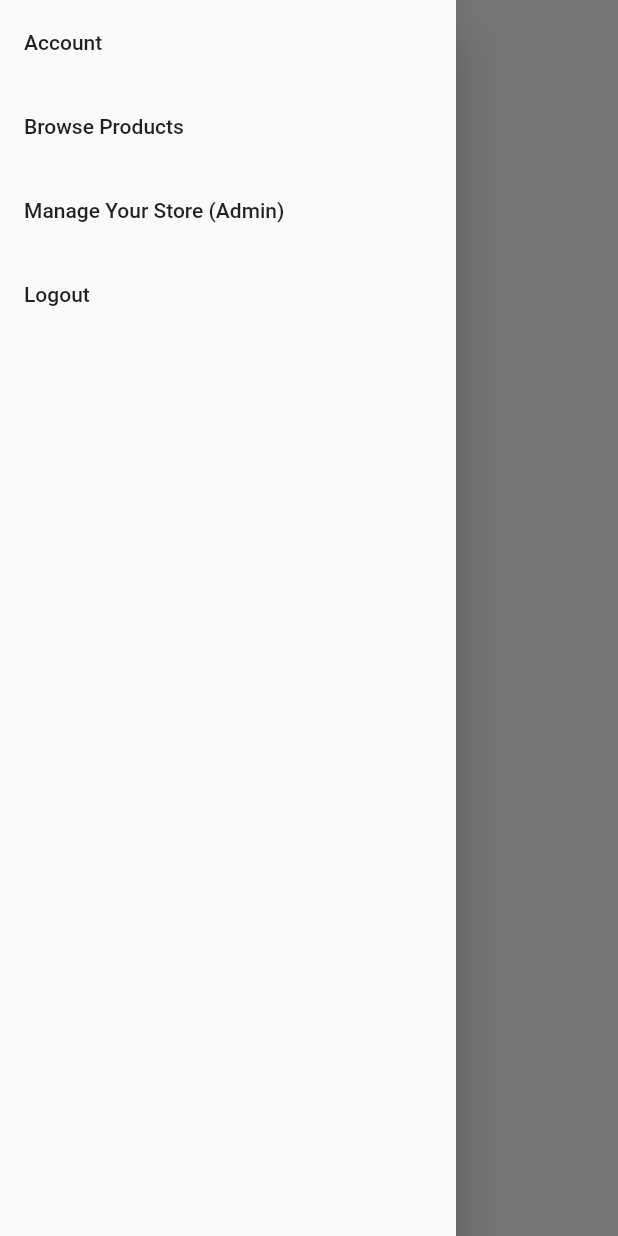
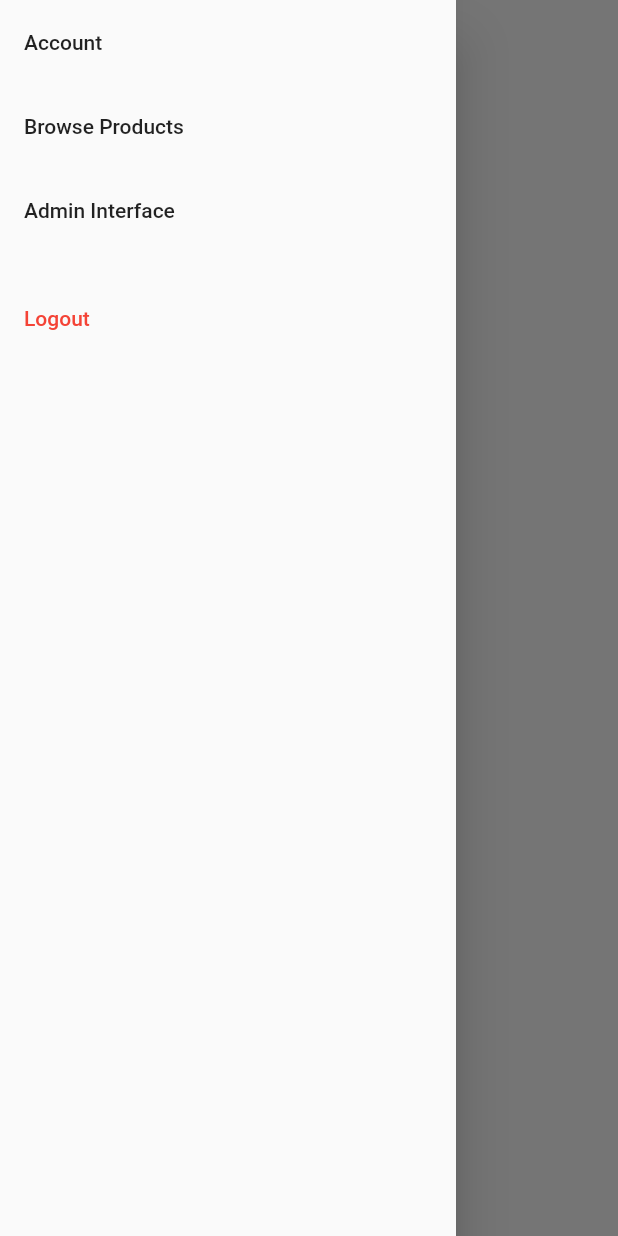
Before and after one commit to ibrahimelnemr/flagak-flutter-app, a Flutter app: the AccountView screen opened by its route, with the side drawer open, on a phone screen of 412 x 824 dp. Run offline on Flutter 3.47's test engine with Material 2 defaults, Android fonts, the phone set to English and light mode, and no system bars; our stand-ins replace flutter_secure_storage; accounts and stored records are empty.

```diff
--- a/frontend/lib/main.dart
+++ b/frontend/lib/main.dart
@@ -1,6 +1,10 @@
 import 'package:flutter/material.dart';
 import 'package:frontend/services/api_service.dart';
+import 'package:frontend/services/product.dart';
 import 'package:frontend/views/admin_view.dart';
+import 'package:frontend/views/create_product_view.dart';
+import 'package:frontend/views/edit_product_view.dart';
+import 'package:frontend/views/view_product_view.dart';
 import 'views/register_view.dart';
 import 'views/login_view.dart';
 import 'views/main_view.dart';
@@ -15,6 +19,8 @@ void main() async {
 }
 
 class StartApp extends StatelessWidget {
+  var product;
+
   @override
   Widget build(BuildContext context) {
     return MaterialApp(
@@ -26,8 +32,12 @@ class StartApp extends StatelessWidget {
         '/main': (context) => AppScaffold(child: MainView()),
         '/admin': (context) => AppScaffold(child: AdminView()),
         '/account': (context) => AppScaffold(child: AccountView()),
+        '/createproduct': (context) => AppScaffold(child: CreateProductView()),
+        //'/viewproduct': (context) => AppScaffold(child: EditProductView(product: product),),
+        //'/editproduct': (context) => AppScaffold(child: ViewProductView(product: product),)
       },
       theme: ThemeData(
+        iconTheme: IconThemeData(color: Colors.black),
         primaryColor: Colors.black,
         fontFamily: 'Sans-serif',
         scaffoldBackgroundColor: Colors.white,
@@ -58,13 +68,15 @@ class AppScaffold extends StatefulWidget {
 }
 
 class _AppScaffoldState extends State<AppScaffold> {
-  int _currentIndex = 0;
   late Future<bool> isAdminFuture;
+  late Future<bool> isLoggedInFuture;
 
   @override
   void initState() {
     super.initState();
     isAdminFuture = ApiService.isAdmin();
+
+    isLoggedInFuture = ApiService.isLoggedIn();
   }
 
   void _logout() async {
@@ -96,13 +108,6 @@ class _AppScaffoldState extends State<AppScaffold> {
     }
   }
 
-
-  void setIndex(int index) {
-    setState(() {
-      _currentIndex = index;
-    });
-  }
-
   @override
   Widget build(BuildContext context) {
     return Scaffold(
@@ -119,7 +124,6 @@ class _AppScaffoldState extends State<AppScaffold> {
             ListTile(
               title: const Text('Account'),
               onTap: () {
-                // _onItemTapped(0);
                 Navigator.pop(context);
                 Navigator.pushNamed(context, '/account');
               },
@@ -127,20 +131,24 @@ class _AppScaffoldState extends State<AppScaffold> {
             ListTile(
               title: const Text('Browse Products'),
               onTap: () {
-                // _onItemTapped(1);
                 Navigator.pop(context);
                 Navigator.pushNamed(context, '/main');
               },
             ),
             ListTile(
-              title: const Text('Manage Your Store (Admin)'),
+              title: const Text('Admin Interface'),
               onTap: () {
                 Navigator.pop(context);
                 Navigator.pushNamed(context, '/admin');
               },
             ),
+
+            SizedBox(height: 16),
             ListTile(
-              title: const Text('Logout'),
+              title: const Text('Logout',
+              style: TextStyle(
+                color: Colors.red,
+                )),
               onTap: () {
                 Navigator.pop(context);
                 _logout();
--- a/frontend/lib/services/api_service.dart
+++ b/frontend/lib/services/api_service.dart
@@ -24,6 +24,17 @@ class ApiService {
 
     String? isAdmin = await _secureStorage.read(key: 'user_is_admin');
     return isAdmin == 'true';
+  }
+
+  static Future<bool> isLoggedIn() async {
+
+    String? isLoggedIn = await _secureStorage.read(key: 'user_id');
+    if (isLoggedIn != null) {
+      print("User is logged in. User ID: $isLoggedIn");
+      return true;
+    }
+    print("User is not logged in. User ID: $isLoggedIn");
+    return false;
   }
 
   static Future<Map<String, dynamic>> registerUser(
--- a/frontend/lib/views/account_view.dart
+++ b/frontend/lib/views/account_view.dart
@@ -1,4 +1,5 @@
 import "package:flutter/material.dart";
+import "package:frontend/services/api_service.dart";
 
 class AccountView extends StatefulWidget {
 @override
@@ -6,15 +7,45 @@ class AccountView extends StatefulWidget {
 }
 
 class _AccountViewState extends State<AccountView> {
+  late Future<String> userId;
   @override
   void initState() {
     super.initState();
+    userId = ApiService.getUserId();
   }
+
 
   @override
   Widget build(BuildContext context) {
     return Scaffold(
-      body: (Text("Account view"))
+    body: Align(
+      alignment: Alignment.center,
+      child: Padding(
+        padding: const EdgeInsets.all(16.0),
+        child: Row(
+          mainAxisAlignment: MainAxisAlignment.center,
+          children: [
+          Column(crossAxisAlignment: CrossAxisAlignment.center,
+          children: [
+            SizedBox(height: 32),
+            Text(
+              "Account Details",
+              style: TextStyle(
+                fontSize: 24,
+              ),
+            ),
+            SizedBox(height: 16),
+            Text(""),
+            SizedBox(height: 16),
+            SizedBox(height: 8),
+
+          ],),
+          Column(),
+        ],)
+
+        )
+      ),
+
     );
   }
 
--- a/frontend/lib/views/create_product_view.dart
+++ b/frontend/lib/views/create_product_view.dart
@@ -6,7 +6,7 @@ class CreateProductView extends StatefulWidget {
 
   //final Product product;
 
-  CreateProductView(/*{required this.product}*/);
+  CreateProductView();
 
   @override
   _CreateProductViewState createState() => _CreateProductViewState();
```
Also changed, not shown: frontend/lib/views/admin_view.dart (+1 -6 lines), frontend/lib/views/main_view.dart (+24 -4 lines), frontend/lib/views/view_product_view.dart (+17 -2 lines), frontend/pubspec.yaml (+6 -2 lines), frontend/assets/1.png (added), frontend/assets/2.png (added), frontend/assets/3.png (added), frontend/assets/4.png (added), frontend/assets/5.png (added).
